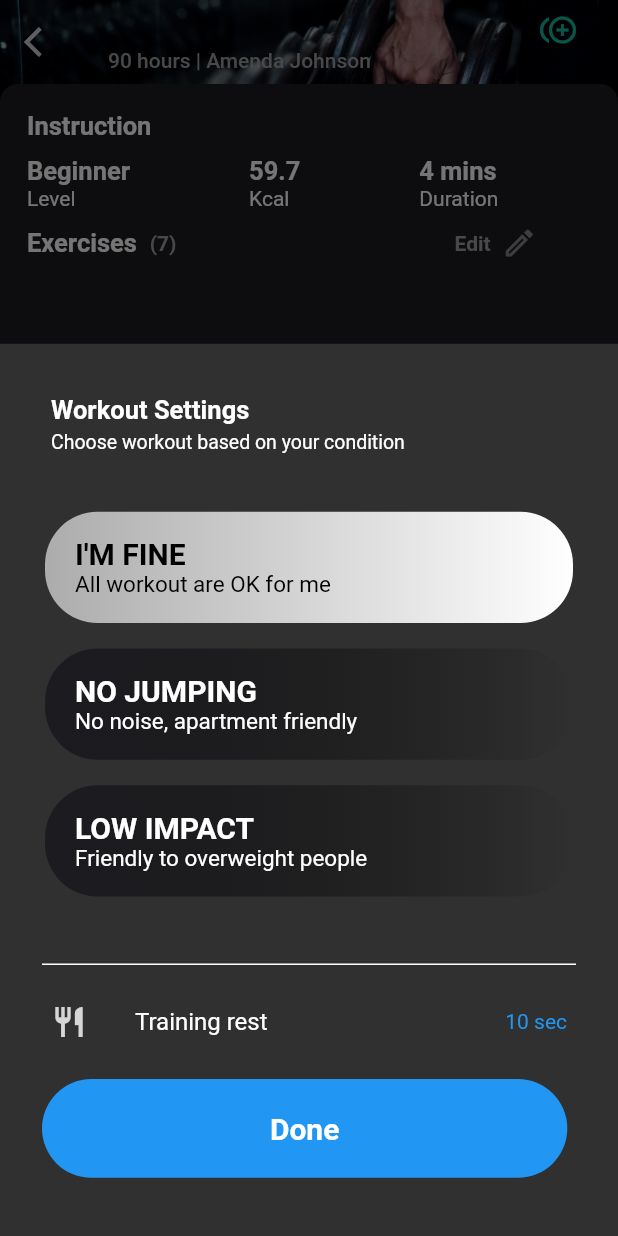
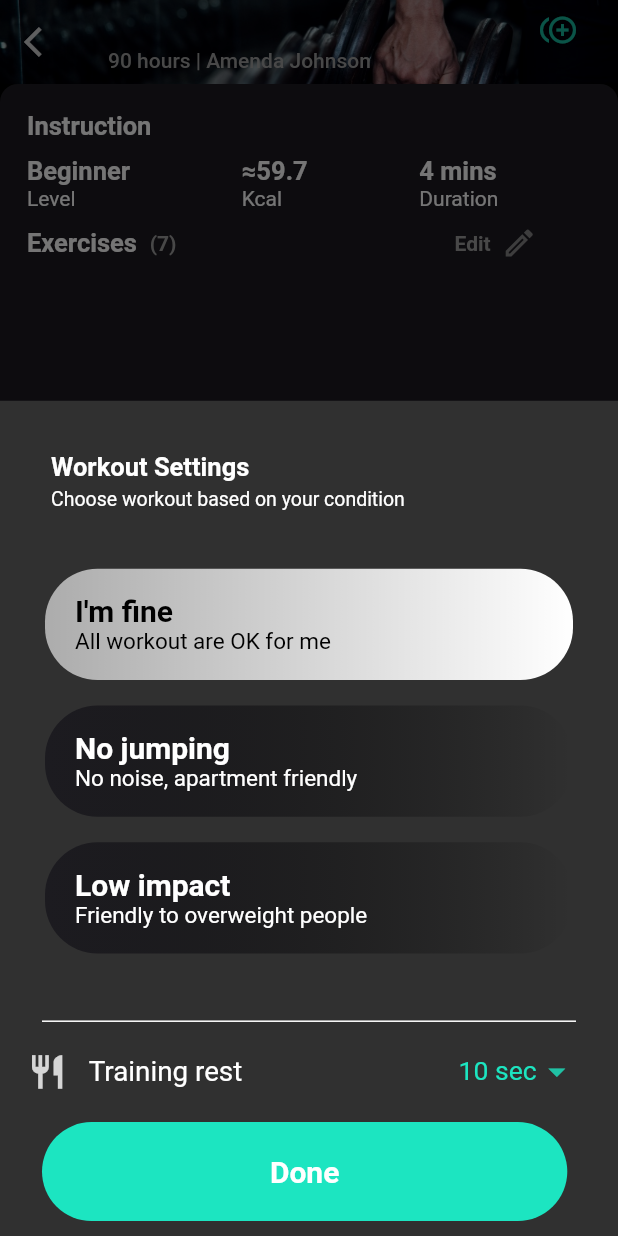
Before and after one commit to BrilliantFlutterDev/fitness_app_flutter, a Flutter app: the OpenActivity screen opened directly with empty values, after a tap on the "settings" icon, on a phone screen of 412 x 824 dp. Run offline on Flutter 3.47's test engine with Material 2 defaults, Android fonts, the light colour scheme and no system bars; our stand-ins replace bloc, date_time_picker, fl_chart, flutter_bloc, flutter_secure_storage, flutter_switch and 7 more; missing offline and left inert: calender_picker, vertical_picker; accounts and stored records are empty.

Commit message:
Bug Fixes

```diff
--- a/lib/screens/home_page/home_page.dart
+++ b/lib/screens/home_page/home_page.dart
@@ -59,7 +59,7 @@ class _HomePageState extends State<HomePage> {
         //  backgroundColor: const Color(0xff1c1b20),
         appBar: AppBar(
           backgroundColor: const Color(0xff1c1b20),
-          title: const Text("Fit Fitness"),
+          title: const Text("FIT FITNESS"),
           actions: <Widget>[
             IconButton(
               icon: const Icon(
--- a/lib/screens/my_activity/open_activity.dart
+++ b/lib/screens/my_activity/open_activity.dart
@@ -1,6 +1,7 @@
 import 'package:fitness_app/Helper/DBModels/exercise_model.dart';
 import 'package:fitness_app/constants/colors.dart';
 import 'package:fitness_app/constants/constants.dart';
+import 'package:fitness_app/screens/account_screen/Workout/training_rest_popup.dart';
 import 'package:fitness_app/screens/my_activity/edit_plan.dart';
 import 'package:fitness_app/screens/select_exercise/select_exercise.dart';
 import 'package:fitness_app/screens/start_exercise/start_exercise.dart';
@@ -125,10 +126,7 @@ class _OpenActivityState extends State<OpenActivity> {
                                   padding: const EdgeInsets.only(
                                       top: 18, left: 18, right: 18),
                                   child: Container(
-                                    height: MediaQuery
-                                        .of(context)
-                                        .size
-                                        .height * 0.7,
+                                    //height: MediaQuery.of(context).size.height * 0.7,
                                     child: Wrap(
                                       children: [
                                         ListTile(
@@ -183,7 +181,7 @@ class _OpenActivityState extends State<OpenActivity> {
                                                             .center,
                                                         children: [
                                                           Text(
-                                                            'I\'M FINE',
+                                                            'I\'m fine',
                                                             style: TextStyle(
                                                                 fontWeight: FontWeight
                                                                     .bold,
@@ -256,7 +254,7 @@ class _OpenActivityState extends State<OpenActivity> {
                                                             .center,
                                                         children: [
                                                           Text(
-                                                            'NO JUMPING',
+                                                            'No jumping',
                                                             style: TextStyle(
                                                                 fontWeight: FontWeight
                                                                     .bold,
@@ -329,7 +327,7 @@ class _OpenActivityState extends State<OpenActivity> {
                                                             .center,
                                                         children: [
                                                           Text(
-                                                            'LOW IMPACT',
+                                                            'Low impact',
                                                             style: TextStyle(
                                                                 fontWeight: FontWeight
                                                                     .bold,
@@ -386,15 +384,43 @@ class _OpenActivityState extends State<OpenActivity> {
                                           child: Container(
                                               height: 1, color: Colors.white),
                                         ),
-                                        ListTile(
-                                          leading: Icon(Icons.restaurant),
-                                          title: Text('Training rest'),
-                                          trailing: Text("10 sec",
-                                              style: TextStyle(color: Colors.blue)),
+                                        InkWell(
+                                          onTap: (){
+                                            showDialog(
+                                                context: context,
+                                                builder: (_) => Dialog(
+                                                  child: Container(
+                                                      height: MediaQuery.of(context).size.height*0.4,
+                                                      child: TrainingRestPopup()
+                                                  ),
+                                                )
+                                            );//CountdownPopup(),
+                                          },
+                                          child: Padding(
+                                            padding: EdgeInsets.only(top: 10,bottom: 10),
+                                            child: Row(
+                                              children: [
+                                                Icon(
+                                                  Icons.restaurant, color: Colors.white, size: MediaQuery.of(context).size.width*0.065,
+                                                ),
+                                                SizedBox(width: MediaQuery.of(context).size.width*0.035),
+                                                Text(
+                                                  "Training rest",
+                                                  style: TextStyle(fontSize: MediaQuery.of(context).size.width*0.045, color: Colors.white),
+                                                ),
+                                                SizedBox(width: MediaQuery.of(context).size.width*0.35),
+                                                Text(
+                                                  "10 sec",
+                                                  style: TextStyle(fontSize: MediaQuery.of(context).size.width*0.043, color: Color(0xff1ce5c1)),
+                                                ),
+                                                Icon(Icons.arrow_drop_down, color: Color(0xff1ce5c1), size: MediaQuery.of(context).size.width*0.065)
+                                              ],
+                                            ),
+                                          ),
                                         ),
                                         Padding(
                                           padding: const EdgeInsets.only(
-                                              left: 10, top: 10),
+                                              left: 10, top: 10, bottom: 10),
                                           child: InkWell(
                                             onTap: () {
                                               Navigator.of(context).push(
@@ -414,7 +440,7 @@ class _OpenActivityState extends State<OpenActivity> {
                                               decoration: BoxDecoration(
                                                 borderRadius: BorderRadius.circular(
                                                     50),
-                                                color: Colors.blue,
+                                                color: Color(0xff1ce5c1),
                                               ),
                                               child: Center(
                                                 child: Text(
@@ -552,7 +578,7 @@ class _OpenActivityState extends State<OpenActivity> {
                             crossAxisAlignment: CrossAxisAlignment.start,
                             children: [
                               Text(
-                                "59.7",
+                                "≈59.7",
                                 style: TextStyle(fontWeight: FontWeight.bold, fontSize: 17),
                               ),
                               Text(
```
